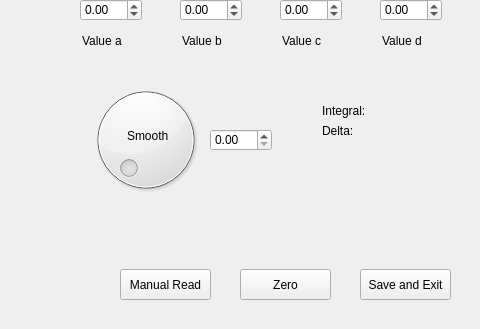
This is PhasingManual.ui in timesama/M2-Approach as Qt 5 draws it before an edit; both pictures show x 520 to 1000 and y 321 to 650 of the 1000 by 650 pixel window. The edited form follows.
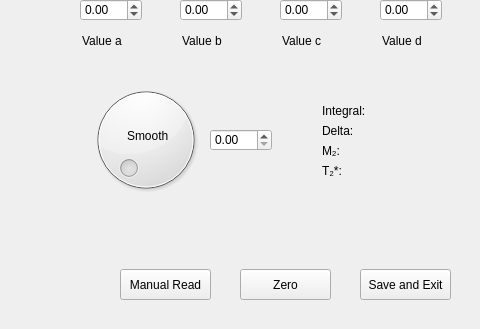
This is the edited form. Custom widgets are drawn as their Qt base class.

Commit message: added M2 and T2 into phasing

```diff
--- a/PhasingManual.ui
+++ b/PhasingManual.ui
@@ -551,6 +551,62 @@
     <string>Manual Read</string>
    </property>
   </widget>
+  <widget class="QLineEdit" name="M2">
+   <property name="geometry">
+    <rect>
+     <x>840</x>
+     <y>460</y>
+     <width>141</width>
+     <height>23</height>
+    </rect>
+   </property>
+   <property name="cursor">
+    <cursorShape>ArrowCursor</cursorShape>
+   </property>
+   <property name="mouseTracking">
+    <bool>false</bool>
+   </property>
+   <property name="focusPolicy">
+    <enum>Qt::NoFocus</enum>
+   </property>
+   <property name="styleSheet">
+    <string notr="true">background: transparent</string>
+   </property>
+   <property name="text">
+    <string>M₂:</string>
+   </property>
+   <property name="frame">
+    <bool>false</bool>
+   </property>
+  </widget>
+  <widget class="QLineEdit" name="T2">
+   <property name="geometry">
+    <rect>
+     <x>840</x>
+     <y>480</y>
+     <width>141</width>
+     <height>23</height>
+    </rect>
+   </property>
+   <property name="cursor">
+    <cursorShape>ArrowCursor</cursorShape>
+   </property>
+   <property name="mouseTracking">
+    <bool>false</bool>
+   </property>
+   <property name="focusPolicy">
+    <enum>Qt::NoFocus</enum>
+   </property>
+   <property name="styleSheet">
+    <string notr="true">background: transparent</string>
+   </property>
+   <property name="text">
+    <string>T₂*:</string>
+   </property>
+   <property name="frame">
+    <bool>false</bool>
+   </property>
+  </widget>
  </widget>
  <customwidgets>
   <customwidget>
```
The commit also changes 2 other files.
